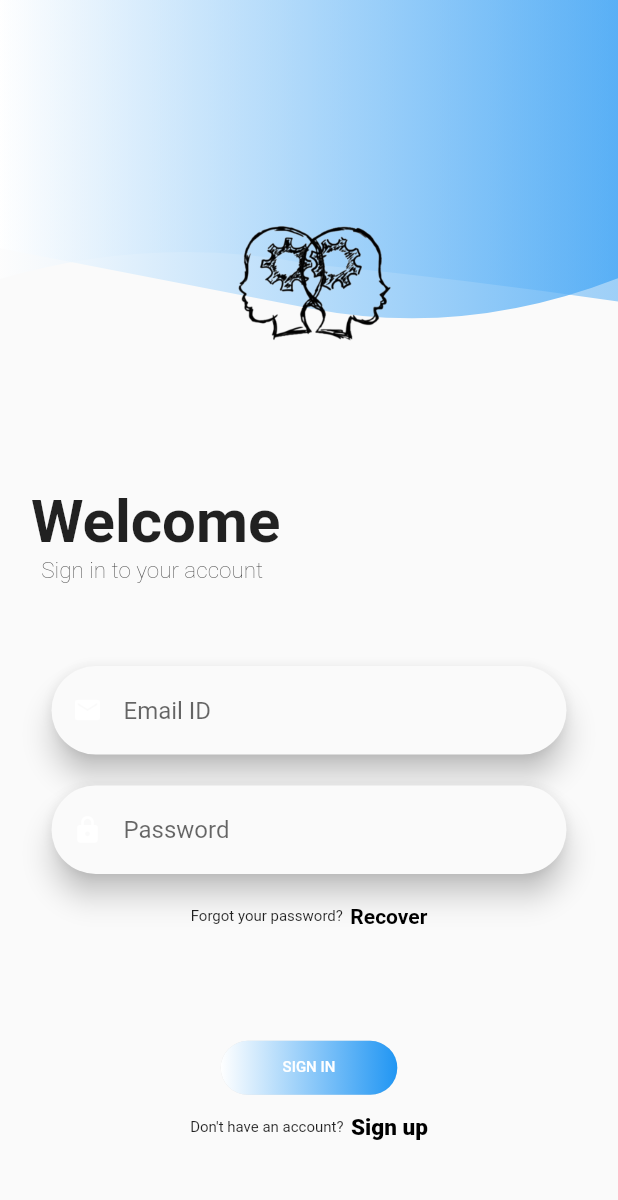
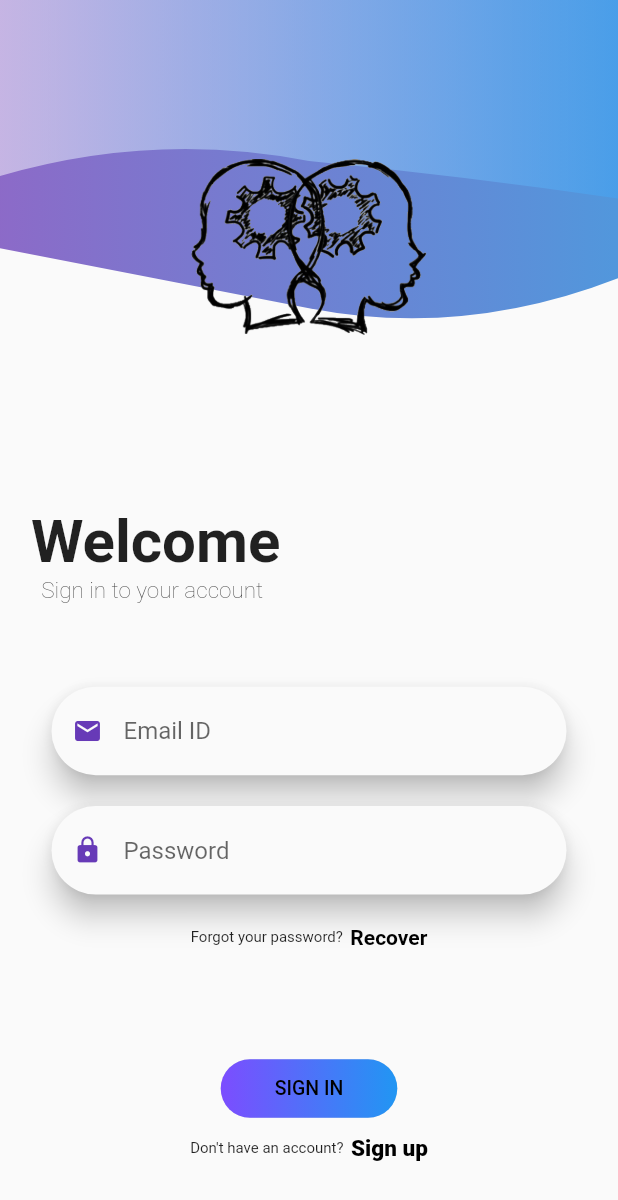
Before and after one commit to Harkunwar/LanguageTransferFlutter, a Flutter app: the screen it shows after launch, on a phone screen of 412 x 824 dp. Shown: the top 1200 px of the screen. Run offline on Flutter 3.47's test engine with Material 2 defaults, Android fonts, the phone set to English and light mode, and no system bars.

Commit message:
LTA-32 updating login and sign up page colors

```diff
--- a/lib/src/ui/screens/login.dart
+++ b/lib/src/ui/screens/login.dart
@@ -53,7 +53,7 @@ class LoginScreen extends StatelessWidget {
                   : (medium ? size.height / 3.75 : size.height / 3.5),
               decoration: BoxDecoration(
                 gradient: LinearGradient(
-                  colors: [Colors.white, Colors.blue[400]],
+                  colors: [Colors.deepPurple, Colors.blue[700]],
                 ),
               ),
             ),
@@ -66,7 +66,7 @@ class LoginScreen extends StatelessWidget {
             child: Container(
               height: large
                   ? size.height / 4.5
-                  : (medium ? size.height / 4.25 : size.height / 4),
+                  : (medium ? size.height / 4.25 : size.height / 6),
               decoration: BoxDecoration(
                 gradient: LinearGradient(
                   colors: [Colors.white, Colors.blue[400]],
@@ -77,14 +77,10 @@ class LoginScreen extends StatelessWidget {
         ),
         Container(
           alignment: Alignment.bottomCenter,
-          margin: EdgeInsets.only(
-              top: large
-                  ? size.height / 30
-                  : (medium ? size.height / 25 : size.height / 20)),
           child: Image.asset(
             'assets/images/login.png',
-            height: size.height / 3.0,
-            width: size.width / 3.0,
+            height: size.height / 2.5,
+            width: size.width / 2.5,
           ),
         ),
       ],
@@ -220,7 +216,7 @@ class LoginScreen extends StatelessWidget {
         Scaffold.of(context)
             .showSnackBar(const SnackBar(content: Text('Login Successful')));
       },
-      textColor: Colors.white,
+      textColor: Colors.black,
       padding: EdgeInsets.all(0.0),
       child: Container(
         alignment: Alignment.center,
@@ -230,12 +226,12 @@ class LoginScreen extends StatelessWidget {
         decoration: BoxDecoration(
           borderRadius: BorderRadius.all(Radius.circular(20.0)),
           gradient: LinearGradient(
-            colors: <Color>[Colors.white, Colors.blue[500]],
+            colors: <Color>[Colors.deepPurpleAccent, Colors.blue[500]],
           ),
         ),
         padding: const EdgeInsets.all(12.0),
         child: Text('SIGN IN',
-            style: TextStyle(fontSize: large ? 14 : (medium ? 12 : 10))),
+            style: TextStyle(fontSize: large ? 14 : (medium ? 14 : 13))),
       ),
     );
   }
--- a/lib/src/ui/widgets/textformfield.dart
+++ b/lib/src/ui/widgets/textformfield.dart
@@ -32,7 +32,7 @@ class CustomTextField extends StatelessWidget {
         obscureText: obscureText,
         cursorColor: Colors.blue[200],
         decoration: InputDecoration(
-          prefixIcon: Icon(icon, color: Colors.white, size: 20),
+          prefixIcon: Icon(icon, color: Colors.deepPurple, size: 20),
           hintText: hint,
           border: OutlineInputBorder(
               borderRadius: BorderRadius.circular(30.0),
```
Also changed, not shown: assets/images/login.png.
